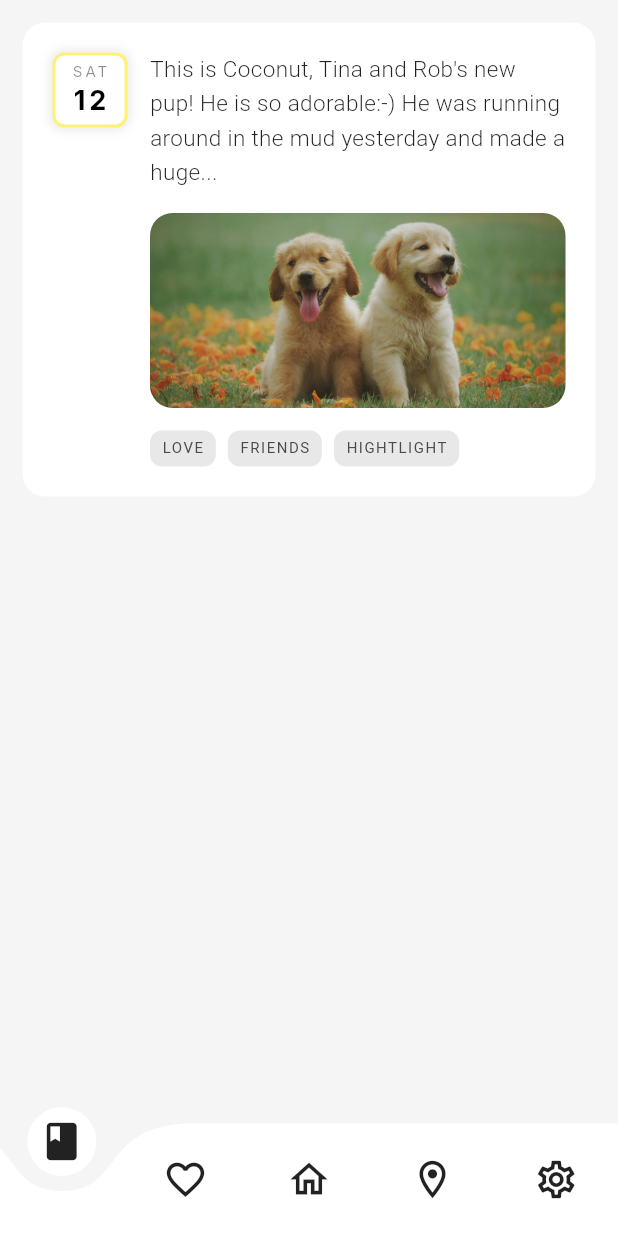
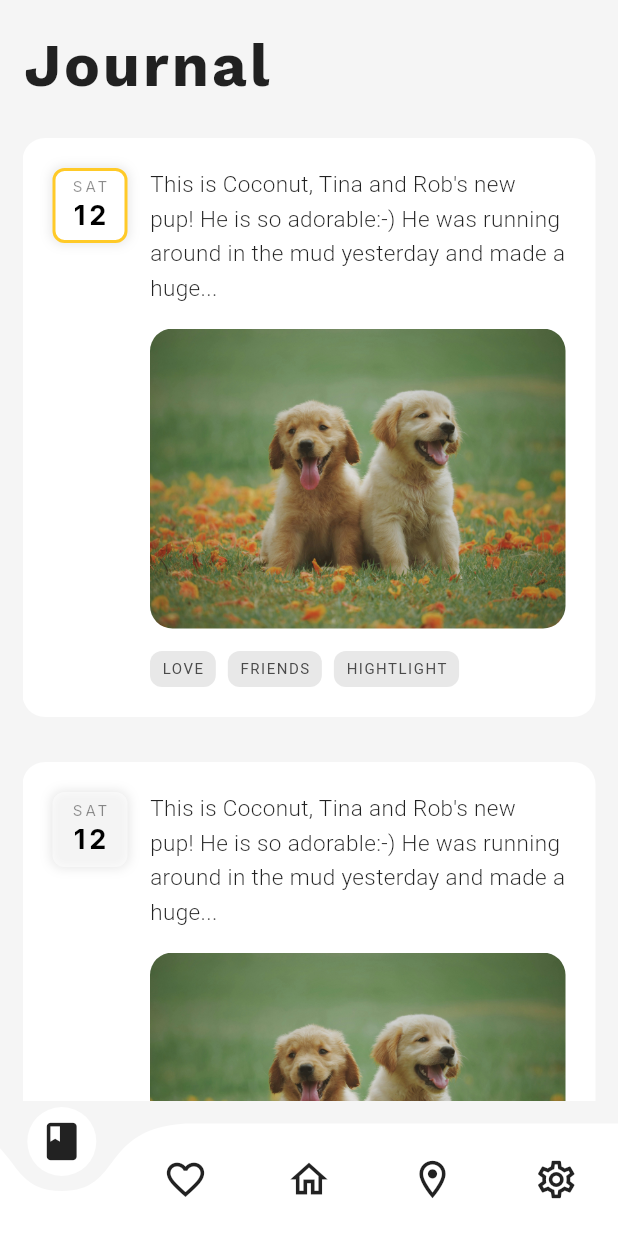
Before and after one commit to orozbaevelmar/Flutter_Start_Journey, a Flutter app: the NavigationBarScreen screen opened directly, on a phone screen of 412 x 824 dp. Run offline on Flutter 3.47's test engine with Material 3 defaults, Android fonts, the phone set to English and light mode, and no system bars; drawn by our look-alikes of curved_navigation_bar; our stand-ins replace dartz, equatable, flutter_bloc, flutter_secure_storage, fluttertoast, geolocator and 5 more; missing offline and left inert: yandex_mapkit; accounts and stored records are empty.

Commit message:
another commit

```diff
--- a/lib/u_presentation/screen/trip_journal/trip_journal.dart
+++ b/lib/u_presentation/screen/trip_journal/trip_journal.dart
@@ -2,6 +2,7 @@ import 'package:flutter/material.dart';
 import 'package:google_fonts/google_fonts.dart';
 import 'package:start_journey/utils/constants/box_shadow.dart';
 import 'package:start_journey/utils/constants/color_const.dart';
+import 'package:start_journey/utils/constants/text_style_const.dart';
 
 class TripJournal extends StatelessWidget {
   TripJournal({super.key});
@@ -24,9 +25,25 @@ class TripJournal extends StatelessWidget {
     return SafeArea(
       child: Padding(
         padding: const EdgeInsets.all(15),
+        child: SingleChildScrollView(
           child: Column(
+            crossAxisAlignment: CrossAxisAlignment.start,
             children: [
+              Text(
+                'Journal',
+                style: GoogleFonts.workSans(
+                  textStyle: TextStyle(
+                    fontWeight: FontWeight.w700,
+                    fontSize: 40,
+                    letterSpacing: 2,
+                    color: MColor.black_shade300,
+                  ),
+                ),
+              ),
+              SizedBox(height: 20),
+              for (int i = 0; i < 3; i++)
                 Container(
+                  margin: EdgeInsets.only(bottom: 30),
                   padding: EdgeInsets.all(20),
                   decoration: BoxDecoration(
                     color: MColor.white,
@@ -35,7 +52,7 @@ class TripJournal extends StatelessWidget {
                   child: Row(
                     crossAxisAlignment: CrossAxisAlignment.start,
                     children: [
-                  _buildData(),
+                      _buildData(i == 0),
                       SizedBox(width: 15),
                       Expanded(
                         child: Column(
@@ -59,7 +76,7 @@ class TripJournal extends StatelessWidget {
                             color: Colors.black,
                           ) */
                             SizedBox(
-                          height: 130,
+                              height: 200,
                               width: double.infinity,
                               child: ClipRRect(
                                 borderRadius: BorderRadius.circular(15),
@@ -109,10 +126,11 @@ class TripJournal extends StatelessWidget {
             ],
           ),
         ),
+      ),
     );
   }
 
-  Widget _buildData() {
+  Widget _buildData(bool isSelected) {
     return Container(
       alignment: Alignment.center,
       height: 50,
@@ -121,12 +139,14 @@ class TripJournal extends StatelessWidget {
         boxShadow: [
           MBoxShadow.regular,
         ],
-        color: MColor.white,
+        color: isSelected ? MColor.white : Colors.white54,
         borderRadius: BorderRadius.all(Radius.circular(8)),
-        border: Border.all(
+        border: isSelected
+            ? Border.all(
                 width: 2,
-          color: Colors.yellow.shade300,
-        ),
+                color: Colors.amber.shade400,
+              )
+            : Border(),
       ),
       child: Column(
         mainAxisAlignment: MainAxisAlignment.center,
--- a/lib/utils/constants/color_const.dart
+++ b/lib/utils/constants/color_const.dart
@@ -3,6 +3,7 @@ import 'package:flutter/material.dart';
 class MColor {
   static const dark = Color(0xFF6D7A77);
   static const black = Colors.black;
+  static const black_shade300 = Colors.black87;
   static const yellow = Colors.yellow;
   static const yellow2 = Colors.yellowAccent;
 
--- a/lib/utils/constants/text_style_const.dart
+++ b/lib/utils/constants/text_style_const.dart
@@ -159,4 +159,14 @@ class MTextStyle {
       ),
     );
   }
+
+  static TextStyle h4_25Medium(Color color) {
+    return GoogleFonts.roboto(
+      textStyle: TextStyle(
+        fontWeight: FontWeight.w500,
+        fontSize: 25,
+        color: color,
+      ),
+    );
+  }
 }
```
Lines whose indentation alone changed are shown as unchanged.
